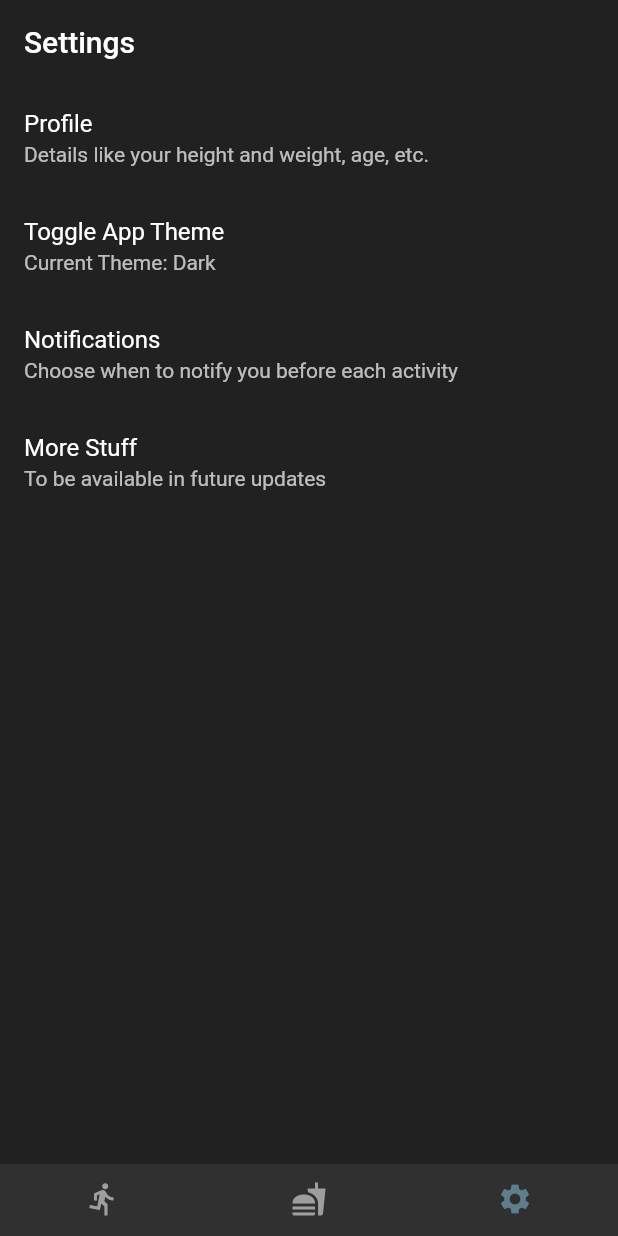
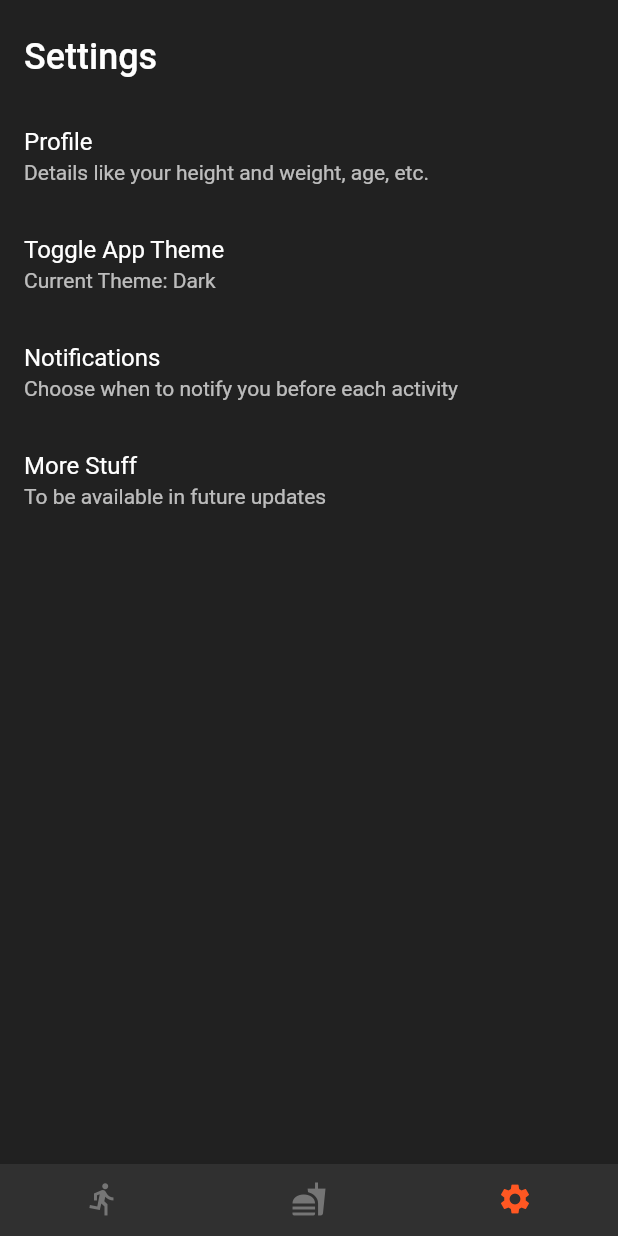
Before and after one commit to CZX123/Fit, a Flutter app: the screen it shows after launch, item 3 of the bottom bar chosen, after a tap on "Toggle App Theme", on a phone screen of 412 x 824 dp. Run offline on Flutter 3.47's test engine with Material 2 defaults, Android fonts, the phone set to English and light mode, and no system bars; our stand-ins replace dynamic_theme; statements that could not run were skipped.

Commit message:
Some better color changes for the dark theme

```diff
--- a/lib/exercise.dart
+++ b/lib/exercise.dart
@@ -132,7 +132,7 @@ class Activity extends StatelessWidget {
               builder: (context) => new StartActivityScreen(
                 icon: icon,
                 image: image,
-                color: Colors.blue,
+                color: darkMode ? Colors.lightBlue : Colors.blue,
                 name: name,
               ),
             )
@@ -159,7 +159,7 @@ class Activity extends StatelessWidget {
                     : new FittedBox(
                         child: new Icon(
                         icon,
-                        color: Colors.blue,
+                        color: darkMode ? Colors.lightBlue : Colors.blue,
                       ),
                     ),
                 ),
@@ -186,6 +186,7 @@ class CompletionState extends StatelessWidget {
   final String completionState;
   @override
   Widget build(BuildContext context) {
+    final bool darkMode = Theme.of(context).brightness == Brightness.dark;
     if (completionState == 'Completed') {
       return new Row(
         mainAxisAlignment: MainAxisAlignment.center,
@@ -201,7 +202,7 @@ class CompletionState extends StatelessWidget {
             child: new Text(
               'Completed',
               style: new TextStyle(
-                color: Colors.green,
+                color: darkMode ? Colors.lightGreen : Colors.green,
               ),
             ),
           ),
@@ -223,7 +224,7 @@ class CompletionState extends StatelessWidget {
             child: new Text(
               'Pending',
               style: new TextStyle(
-                color: Colors.purple,
+                color: darkMode ? Colors.purple[400] : Colors.purple,
               ),
             ),
           ),
--- a/lib/main.dart
+++ b/lib/main.dart
@@ -17,7 +17,7 @@ class MyApp extends StatelessWidget {
     return new DynamicTheme(
       defaultBrightness: Brightness.light,
       data: (brightness) => new ThemeData(
-        primarySwatch: Colors.blue,
+        primarySwatch: brightness == Brightness.dark ? Colors.lightBlue : Colors.blue,
         brightness: brightness,
         accentColor: Colors.deepOrangeAccent,
       ),
@@ -76,9 +76,13 @@ class _MyHomePageState extends State<MyHomePage> with TickerProviderStateMixin {
 
   void changeScreen() {
     int index = controller.index;
-    if (index == 0) changeColor(Colors.blue, Colors.deepOrangeAccent);
-    else if (index == 1) changeColor(Colors.green, Colors.amberAccent);
-    else changeColor(Colors.blueGrey, Colors.blueGrey);
+    bool darkMode = Theme.of(context).brightness == Brightness.dark;
+    if (index == 0 && !darkMode) changeColor(Colors.blue, Colors.deepOrangeAccent);
+    else if (index == 0) changeColor(Colors.grey[900], Colors.deepOrangeAccent[700]);
+    else if (index == 1 && !darkMode) changeColor(Colors.green, Colors.limeAccent);
+    else if (index == 1) changeColor(Colors.grey[900], Colors.limeAccent[700]);
+    else if (index == 2 && !darkMode) changeColor(Colors.blueGrey, Colors.blueGrey);
+    else changeColor(Colors.grey[900], Colors.blueGrey);
   }
 
   void updateScrollValues() {
@@ -100,26 +104,27 @@ class _MyHomePageState extends State<MyHomePage> with TickerProviderStateMixin {
 
   Widget tabIcon(IconData icon, int index, Color color) {
     Color iconColor;
+    Color inactiveColor = Theme.of(context).brightness == Brightness.dark ? Colors.grey[600] : Colors.grey[400];
     // if it is a tap, this is always true, as currentIndex immiediately switches to index
     if (_offset.abs() > 1.0) _offset = 1.0;
     if (_currentIndex == index) {
-      iconColor = Color.lerp(color, Colors.grey, _offset.abs());
+      iconColor = Color.lerp(color, inactiveColor, _offset.abs());
     }
     // Detect if user is tapping
     else if (_indexIsChanging) {
       if (_previousIndex == index) {
-        iconColor = Color.lerp(Colors.grey, color, _offset.abs());
+        iconColor = Color.lerp(inactiveColor, color, _offset.abs());
       }
       else {
-        iconColor = Colors.grey;
+        iconColor = inactiveColor;
       }
     }
     // Swiping right or left
     else if (index == _currentIndex + 1 && _offset > 0.0 || index == _currentIndex - 1 && _offset < 0.0) {
-      iconColor = Color.lerp(Colors.grey, color, _offset.abs());
+      iconColor = Color.lerp(inactiveColor, color, _offset.abs());
     }
     else {
-      iconColor = Colors.grey;
+      iconColor = inactiveColor;
     }
     return new Icon(
       icon,
@@ -164,15 +169,15 @@ class _MyHomePageState extends State<MyHomePage> with TickerProviderStateMixin {
           controller: controller,
           tabs: <Widget>[
             new Tab(
-              icon: tabIcon(Icons.directions_run, 0, Colors.blue),
+              icon: tabIcon(Icons.directions_run, 0, darkMode ? Colors.lightBlue : Colors.blue),
               //icon: new Icon(Icons.directions_run),
             ),
             new Tab(
-              icon: tabIcon(Icons.fastfood, 1, Colors.green),
+              icon: tabIcon(Icons.fastfood, 1, darkMode ? Colors.green : Colors.green),
               //icon: new Icon(Icons.fastfood),
             ),
             new Tab(
-              icon: tabIcon(Icons.settings, 2, Colors.blueGrey),
+              icon: tabIcon(Icons.settings, 2, darkMode ? Colors.deepOrange : Colors.blueGrey),
               //icon: new Icon(Icons.settings),
             ),
           ],
--- a/lib/newPackageTask.dart
+++ b/lib/newPackageTask.dart
@@ -6,7 +6,7 @@ class NewPackageScreen extends StatelessWidget {
   NewPackageScreen({
     this.icon: Icons.help,
     this.image,
-    this.color: Colors.blue,
+    this.color,
     @required this.name,
     this.description: "Lorem Ipsum is simply dummy text of the printing and typesetting industry. Lorem Ipsum has been the industry's standard dummy text ever since the 1500s, when an unknown printer took a galley of type and scrambled it to make a type specimen book.",
   });
@@ -23,7 +23,7 @@ class NewPackageScreen extends StatelessWidget {
     return new Scaffold(
       backgroundColor: darkMode ? Colors.grey[900] : Colors.grey[50],
       appBar: new AppBar(
-        backgroundColor: color,
+        backgroundColor: darkMode ? Colors.grey[800] : Colors.blue,
         title: new Text('New $name Package'),
       ),
       body: new ListView(
@@ -89,8 +89,10 @@ class NewTaskScreen extends StatelessWidget {
 
   @override
   Widget build(BuildContext context) {
+    final bool darkMode = Theme.of(context).brightness == Brightness.dark;
     return new Scaffold(
       appBar: new AppBar(
+        backgroundColor: darkMode ? Colors.grey[800] : Colors.blue,
         title: new Text('New $name Task'),
       ),
       body: new ListView(
--- a/lib/settings.dart
+++ b/lib/settings.dart
@@ -10,18 +10,19 @@ class SettingsScreen extends StatelessWidget {
     final String brightnessText = brightness == Brightness.light ? 'Light' : 'Dark';
     return new Scaffold(
       backgroundColor: darkMode ? Colors.grey[900] : Colors.grey[50],
-      appBar: new AppBar(
-        elevation: 0.0,
-        backgroundColor: darkMode ? Colors.grey[900] : Colors.grey[50],
-        title: new Text(
-          'Settings',
-          style: new TextStyle(
-            color: darkMode ? Colors.white : Colors.blueGrey,
-          ),
-        ),
-      ),
       body: new ListView(
         children: <Widget>[
+          new Padding(
+            padding: new EdgeInsets.fromLTRB(16.0, 24.0, 16.0, 16.0),
+            child: new Text(
+              'Settings',
+              style: new TextStyle(
+                fontSize: 24.0,
+                fontWeight: FontWeight.w500,
+                color: darkMode ? Colors.white : Colors.blueGrey,
+              ),
+            ),
+          ),
           new ListTile(
             title: new Text('Profile'),
             subtitle: new Text('Details like your height and weight, age, etc.'),
--- a/lib/startActivity.dart
+++ b/lib/startActivity.dart
@@ -7,7 +7,7 @@ class StartActivityScreen extends StatelessWidget {
   StartActivityScreen({
     this.icon: Icons.help,
     this.image,
-    this.color: Colors.blue,
+    this.color,
     @required this.name,
   });
 
@@ -26,6 +26,7 @@ class StartActivityScreen extends StatelessWidget {
   @override
   Widget build(BuildContext context) {
     final bool darkMode = Theme.of(context).brightness == Brightness.dark;
+    final Color actualColor = color ?? (darkMode ? Colors.lightBlue : Colors.blue);
     String activityType = determineActivityType();
     return new Scaffold(
       backgroundColor: darkMode ? Colors.grey[900] : Colors.white,
@@ -49,7 +50,7 @@ class StartActivityScreen extends StatelessWidget {
                       : new FittedBox(
                           child: new Icon(
                             icon,
-                            color: color,
+                            color: actualColor,
                           ),
                         ),
                   ),
```
Also changed, not shown: lib/newActivity.dart (+8 -5 lines).
